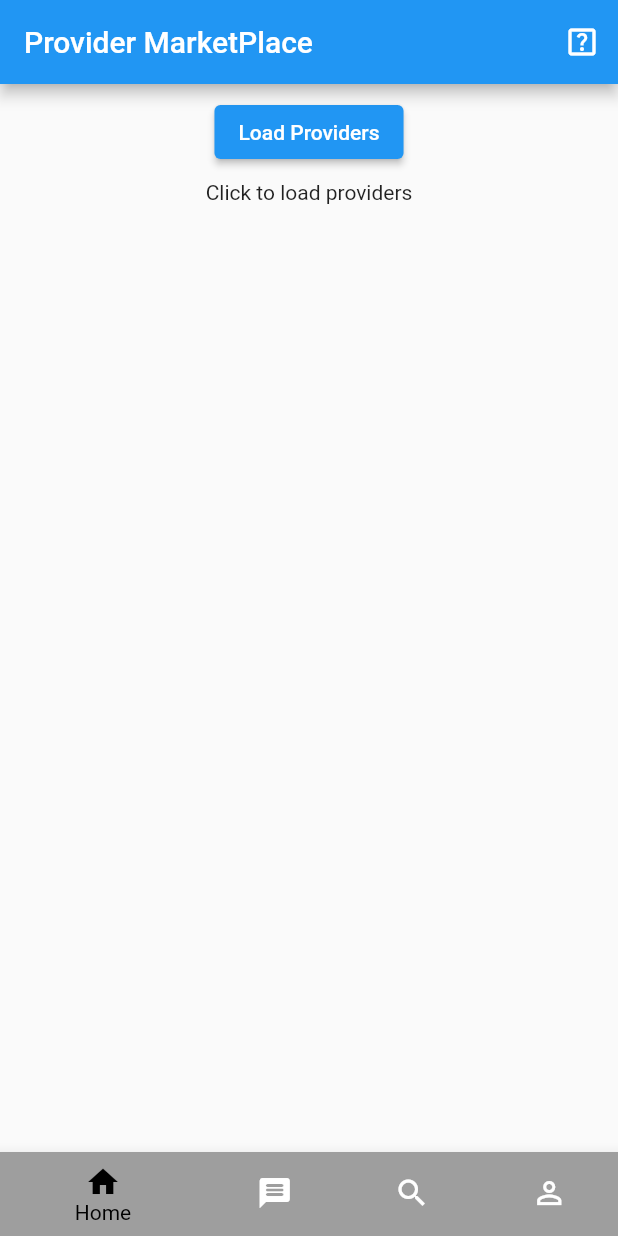
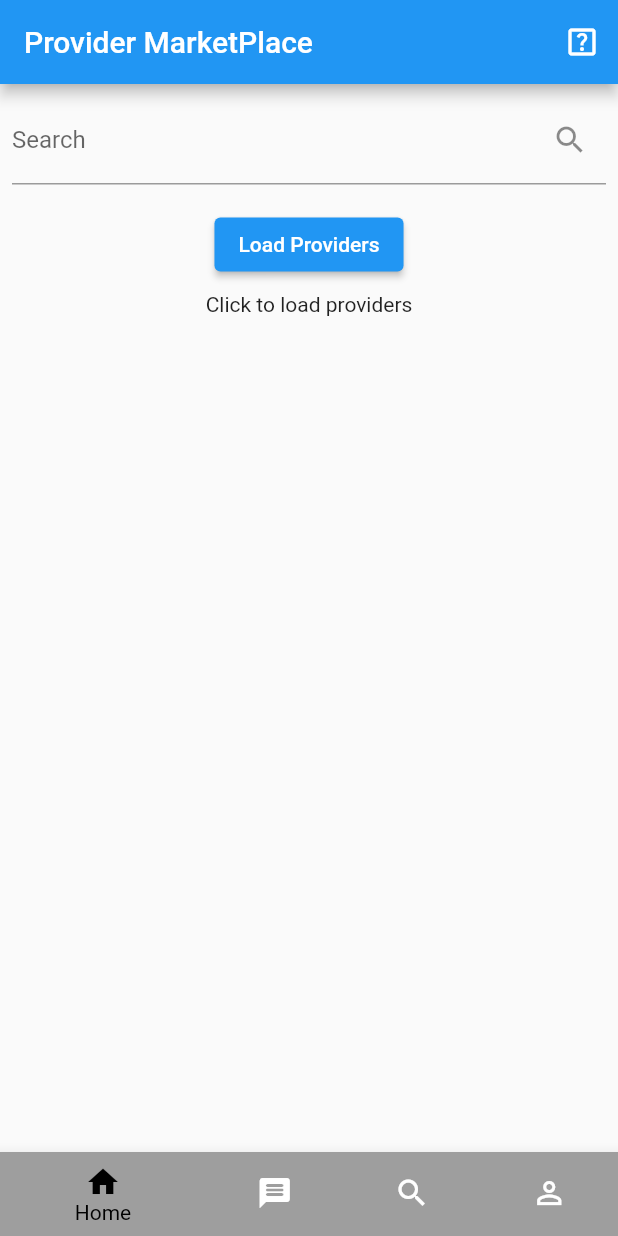
Before and after one commit to knoelljack/flutter_provider_marketplace_project, a Flutter app: the screen it shows after launch, on a phone screen of 412 x 824 dp. Run offline on Flutter 3.47's test engine with Material 2 defaults, Android fonts, the phone set to English and light mode, and no system bars.

Commit message:
testing passing up state for search

```diff
--- a/lib/components/providers_list.dart
+++ b/lib/components/providers_list.dart
@@ -5,9 +5,11 @@ import 'dart:convert';
 
 class ProvidersList extends StatefulWidget {
   // ignore: prefer_const_constructors_in_immutables
-  ProvidersList({Key? key, required this.providers}) : super(key: key);
+  ProvidersList({Key? key, required this.providers, required this.foundUsers})
+      : super(key: key);
 
   List providers;
+  List foundUsers;
 
   @override
   State<ProvidersList> createState() => _ProvidersListState();
@@ -26,8 +28,14 @@ class _ProvidersListState extends State<ProvidersList> {
   }
 
   @override
+  void initState() {
+    widget.foundUsers = widget.providers;
+    super.initState();
+  }
+
+  @override
   Widget build(BuildContext context) {
-    return Container(
+    return Expanded(
       child: Column(children: [
         Padding(
           padding: const EdgeInsets.all(8.0),
--- a/lib/screens/homescreen.dart
+++ b/lib/screens/homescreen.dart
@@ -11,13 +11,16 @@ class HomeScreen extends StatefulWidget {
 }
 
 class _HomeScreenState extends State<HomeScreen> {
+  //STATIC VARIABLES
   Icon helpIcon = const Icon(Icons.help_center_outlined);
+
+  //STATEFUL VARIABLES
   List providers = [];
-  List _foundUsers = [];
+  List foundUsers = [];
 
   @override
   void initState() {
-    _foundUsers = providers;
+    foundUsers = providers;
     super.initState();
   }
 
@@ -34,8 +37,15 @@ class _HomeScreenState extends State<HomeScreen> {
         title: const Text('Provider MarketPlace'),
       ),
       body: //INSERT SEARCH BAR AND LISTS HERE
-          // const SearchBar(),
-          ProvidersList(providers: providers),
+          Column(
+        mainAxisSize: MainAxisSize.max,
+        mainAxisAlignment: MainAxisAlignment.start,
+        crossAxisAlignment: CrossAxisAlignment.start,
+        children: [
+          SearchBar(providers: providers, foundUsers: foundUsers),
+          ProvidersList(providers: providers, foundUsers: foundUsers),
+        ],
+      ),
       bottomNavigationBar: const BottomNav(),
     );
   }
```
Also changed, not shown: lib/components/search_bar.dart (+31 -46 lines).
